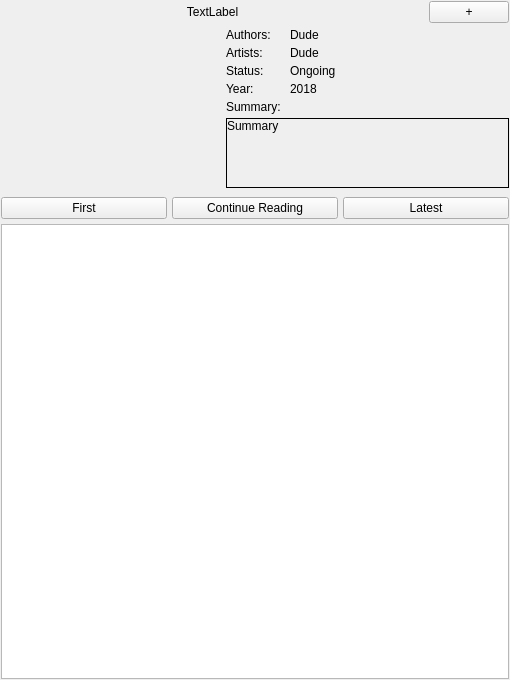
Above: widgets/mangainfowidget.ui from Rain92/UltimateMangaReader before the change. Below: the same form after it.
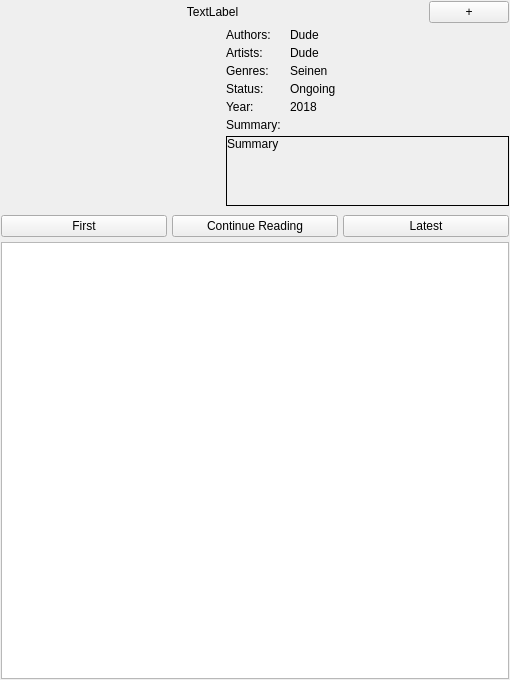
That is the form after the change.

Commit message: Add support for genres

```diff
--- a/widgets/mangainfowidget.ui
+++ b/widgets/mangainfowidget.ui
@@ -63,7 +63,7 @@
     </layout>
    </item>
    <item>
-    <layout class="QGridLayout" name="gridLayout" rowstretch="0,0,0,0,0,0,1">
+    <layout class="QGridLayout" name="gridLayout" rowstretch="0,0,0,0,0,0,0,0">
      <property name="leftMargin">
       <number>0</number>
      </property>
@@ -74,7 +74,7 @@
       <number>4</number>
      </property>
      <item row="4" column="1">
-      <widget class="QLabel" name="labelMangaInfoLabels_5">
+      <widget class="QLabel" name="labelMangaInfoLabels_4">
        <property name="sizePolicy">
         <sizepolicy hsizetype="Preferred" vsizetype="Fixed">
          <horstretch>0</horstretch>
@@ -82,67 +82,13 @@
         </sizepolicy>
        </property>
        <property name="text">
-        <string>Summary: </string>
+        <string>Year:</string>
        </property>
        <property name="alignment">
         <set>Qt::AlignLeading|Qt::AlignLeft|Qt::AlignTop</set>
        </property>
       </widget>
      </item>
-     <item row="1" column="1">
-      <widget class="QLabel" name="labelMangaInfoLabels_2">
-       <property name="sizePolicy">
-        <sizepolicy hsizetype="Preferred" vsizetype="Fixed">
-         <horstretch>0</horstretch>
-         <verstretch>0</verstretch>
-        </sizepolicy>
-       </property>
-       <property name="text">
-        <string>Artists:</string>
-       </property>
-       <property name="alignment">
-        <set>Qt::AlignLeading|Qt::AlignLeft|Qt::AlignTop</set>
-       </property>
-      </widget>
-     </item>
-     <item row="3" column="2">
-      <widget class="QLabel" name="labelMangaInfoLabelYear">
-       <property name="sizePolicy">
-        <sizepolicy hsizetype="Expanding" vsizetype="Fixed">
-         <horstretch>1</horstretch>
-         <verstretch>0</verstretch>
-        </sizepolicy>
-       </property>
-       <property name="text">
-        <string>2018</string>
-       </property>
-       <property name="alignment">
-        <set>Qt::AlignLeading|Qt::AlignLeft|Qt::AlignTop</set>
-       </property>
-       <property name="wordWrap">
-        <bool>true</bool>
-       </property>
-      </widget>
-     </item>
-     <item row="2" column="2">
-      <widget class="QLabel" name="labelMangaInfoLabelStaus">
-       <property name="sizePolicy">
-        <sizepolicy hsizetype="Expanding" vsizetype="Fixed">
-         <horstretch>1</horstretch>
-         <verstretch>0</verstretch>
-        </sizepolicy>
-       </property>
-       <property name="text">
-        <string>Ongoing</string>
-       </property>
-       <property name="alignment">
-        <set>Qt::AlignLeading|Qt::AlignLeft|Qt::AlignTop</set>
-       </property>
-       <property name="wordWrap">
-        <bool>true</bool>
-       </property>
-      </widget>
-     </item>
      <item row="0" column="1">
       <widget class="QLabel" name="labelMangaInfoLabels">
        <property name="sizePolicy">
@@ -159,8 +105,8 @@
        </property>
       </widget>
      </item>
-     <item row="1" column="2">
-      <widget class="QLabel" name="labelMangaInfoLabelArtist">
+     <item row="2" column="2">
+      <widget class="QLabel" name="labelMangaInfoLabelGenres">
        <property name="sizePolicy">
         <sizepolicy hsizetype="Expanding" vsizetype="Fixed">
          <horstretch>1</horstretch>
@@ -168,7 +114,7 @@
         </sizepolicy>
        </property>
        <property name="text">
-        <string>Dude</string>
+        <string>Seinen</string>
        </property>
        <property name="alignment">
         <set>Qt::AlignLeading|Qt::AlignLeft|Qt::AlignTop</set>
@@ -178,77 +124,7 @@
        </property>
       </widget>
      </item>
-     <item row="3" column="1">
-      <widget class="QLabel" name="labelMangaInfoLabels_4">
-       <property name="sizePolicy">
-        <sizepolicy hsizetype="Preferred" vsizetype="Fixed">
-         <horstretch>0</horstretch>
-         <verstretch>0</verstretch>
-        </sizepolicy>
-       </property>
-       <property name="text">
-        <string>Year:</string>
-       </property>
-       <property name="alignment">
-        <set>Qt::AlignLeading|Qt::AlignLeft|Qt::AlignTop</set>
-       </property>
-      </widget>
-     </item>
-     <item row="2" column="1">
-      <widget class="QLabel" name="labelMangaInfoLabels_3">
-       <property name="sizePolicy">
-        <sizepolicy hsizetype="Preferred" vsizetype="Fixed">
-         <horstretch>0</horstretch>
-         <verstretch>0</verstretch>
-        </sizepolicy>
-       </property>
-       <property name="text">
-        <string>Status:</string>
-       </property>
-       <property name="alignment">
-        <set>Qt::AlignLeading|Qt::AlignLeft|Qt::AlignTop</set>
-       </property>
-      </widget>
-     </item>
-     <item row="0" column="0" rowspan="7">
-      <widget class="QLabel" name="labelMangaInfoCover">
-       <property name="sizePolicy">
-        <sizepolicy hsizetype="Expanding" vsizetype="Expanding">
-         <horstretch>1</horstretch>
-         <verstretch>8</verstretch>
-        </sizepolicy>
-       </property>
-       <property name="layoutDirection">
-        <enum>Qt::LeftToRight</enum>
-       </property>
-       <property name="text">
-        <string/>
-       </property>
-       <property name="textFormat">
-        <enum>Qt::PlainText</enum>
-       </property>
-      </widget>
-     </item>
-     <item row="0" column="2">
-      <widget class="QLabel" name="labelMangaInfoLabelAuthor">
-       <property name="sizePolicy">
-        <sizepolicy hsizetype="Expanding" vsizetype="Fixed">
-         <horstretch>1</horstretch>
-         <verstretch>0</verstretch>
-        </sizepolicy>
-       </property>
-       <property name="text">
-        <string>Dude</string>
-       </property>
-       <property name="alignment">
-        <set>Qt::AlignLeading|Qt::AlignLeft|Qt::AlignTop</set>
-       </property>
-       <property name="wordWrap">
-        <bool>true</bool>
-       </property>
-      </widget>
-     </item>
-     <item row="5" column="1" colspan="2">
+     <item row="6" column="1" colspan="2">
       <widget class="QScrollArea" name="scrollAreaMangaInfoSummary">
        <property name="sizePolicy">
         <sizepolicy hsizetype="Expanding" vsizetype="Expanding">
@@ -279,7 +155,7 @@
          <rect>
           <x>0</x>
           <y>0</y>
-          <width>341</width>
+          <width>276</width>
           <height>69</height>
          </rect>
         </property>
@@ -328,6 +204,165 @@
        </widget>
       </widget>
      </item>
+     <item row="0" column="0" rowspan="8">
+      <widget class="QLabel" name="labelMangaInfoCover">
+       <property name="sizePolicy">
+        <sizepolicy hsizetype="Expanding" vsizetype="Expanding">
+         <horstretch>1</horstretch>
+         <verstretch>8</verstretch>
+        </sizepolicy>
+       </property>
+       <property name="layoutDirection">
+        <enum>Qt::LeftToRight</enum>
+       </property>
+       <property name="text">
+        <string/>
+       </property>
+       <property name="textFormat">
+        <enum>Qt::PlainText</enum>
+       </property>
+      </widget>
+     </item>
+     <item row="3" column="2">
+      <widget class="QLabel" name="labelMangaInfoLabelStaus">
+       <property name="sizePolicy">
+        <sizepolicy hsizetype="Expanding" vsizetype="Fixed">
+         <horstretch>1</horstretch>
+         <verstretch>0</verstretch>
+        </sizepolicy>
+       </property>
+       <property name="text">
+        <string>Ongoing</string>
+       </property>
+       <property name="alignment">
+        <set>Qt::AlignLeading|Qt::AlignLeft|Qt::AlignTop</set>
+       </property>
+       <property name="wordWrap">
+        <bool>true</bool>
+       </property>
+      </widget>
+     </item>
+     <item row="4" column="2">
+      <widget class="QLabel" name="labelMangaInfoLabelYear">
+       <property name="sizePolicy">
+        <sizepolicy hsizetype="Expanding" vsizetype="Fixed">
+         <horstretch>1</horstretch>
+         <verstretch>0</verstretch>
+        </sizepolicy>
+       </property>
+       <property name="text">
+        <string>2018</string>
+       </property>
+       <property name="alignment">
+        <set>Qt::AlignLeading|Qt::AlignLeft|Qt::AlignTop</set>
+       </property>
+       <property name="wordWrap">
+        <bool>true</bool>
+       </property>
+      </widget>
+     </item>
+     <item row="1" column="1">
+      <widget class="QLabel" name="labelMangaInfoLabels_2">
+       <property name="sizePolicy">
+        <sizepolicy hsizetype="Preferred" vsizetype="Fixed">
+         <horstretch>0</horstretch>
+         <verstretch>0</verstretch>
+        </sizepolicy>
+       </property>
+       <property name="text">
+        <string>Artists:</string>
+       </property>
+       <property name="alignment">
+        <set>Qt::AlignLeading|Qt::AlignLeft|Qt::AlignTop</set>
+       </property>
+      </widget>
+     </item>
+     <item row="5" column="1">
+      <widget class="QLabel" name="labelMangaInfoLabels_5">
+       <property name="sizePolicy">
+        <sizepolicy hsizetype="Preferred" vsizetype="Fixed">
+         <horstretch>0</horstretch>
+         <verstretch>0</verstretch>
+        </sizepolicy>
+       </property>
+       <property name="text">
+        <string>Summary: </string>
+       </property>
+       <property name="alignment">
+        <set>Qt::AlignLeading|Qt::AlignLeft|Qt::AlignTop</set>
+       </property>
+      </widget>
+     </item>
+     <item row="2" column="1">
+      <widget class="QLabel" name="labelMangaInfoLabels_7">
+       <property name="sizePolicy">
+        <sizepolicy hsizetype="Preferred" vsizetype="Fixed">
+         <horstretch>0</horstretch>
+         <verstretch>0</verstretch>
+        </sizepolicy>
+       </property>
+       <property name="text">
+        <string>Genres:</string>
+       </property>
+       <property name="alignment">
+        <set>Qt::AlignLeading|Qt::AlignLeft|Qt::AlignTop</set>
+       </property>
+      </widget>
+     </item>
+     <item row="0" column="2">
+      <widget class="QLabel" name="labelMangaInfoLabelAuthor">
+       <property name="sizePolicy">
+        <sizepolicy hsizetype="Expanding" vsizetype="Fixed">
+         <horstretch>1</horstretch>
+         <verstretch>0</verstretch>
+        </sizepolicy>
+       </property>
+       <property name="text">
+        <string>Dude</string>
+       </property>
+       <property name="alignment">
+        <set>Qt::AlignLeading|Qt::AlignLeft|Qt::AlignTop</set>
+       </property>
+       <property name="wordWrap">
+        <bool>true</bool>
+       </property>
+      </widget>
+     </item>
+     <item row="1" column="2">
+      <widget class="QLabel" name="labelMangaInfoLabelArtist">
+       <property name="sizePolicy">
+        <sizepolicy hsizetype="Expanding" vsizetype="Fixed">
+         <horstretch>1</horstretch>
+         <verstretch>0</verstretch>
+        </sizepolicy>
+       </property>
+       <property name="text">
+        <string>Dude</string>
+       </property>
+       <property name="alignment">
+        <set>Qt::AlignLeading|Qt::AlignLeft|Qt::AlignTop</set>
+       </property>
+       <property name="wordWrap">
+        <bool>true</bool>
+       </property>
+      </widget>
+     </item>
+     <item row="3" column="1">
+      <widget class="QLabel" name="labelMangaInfoLabels_3">
+       <property name="sizePolicy">
+        <sizepolicy hsizetype="Preferred" vsizetype="Fixed">
+         <horstretch>0</horstretch>
+         <verstretch>0</verstretch>
+        </sizepolicy>
+       </property>
+       <property name="text">
+        <string>Status:</string>
+       </property>
+       <property name="alignment">
+        <set>Qt::AlignLeading|Qt::AlignLeft|Qt::AlignTop</set>
+       </property>
+      </widget>
+     </item>
     </layout>
    </item>
    <item>
```
The commit also changes 6 other files.
